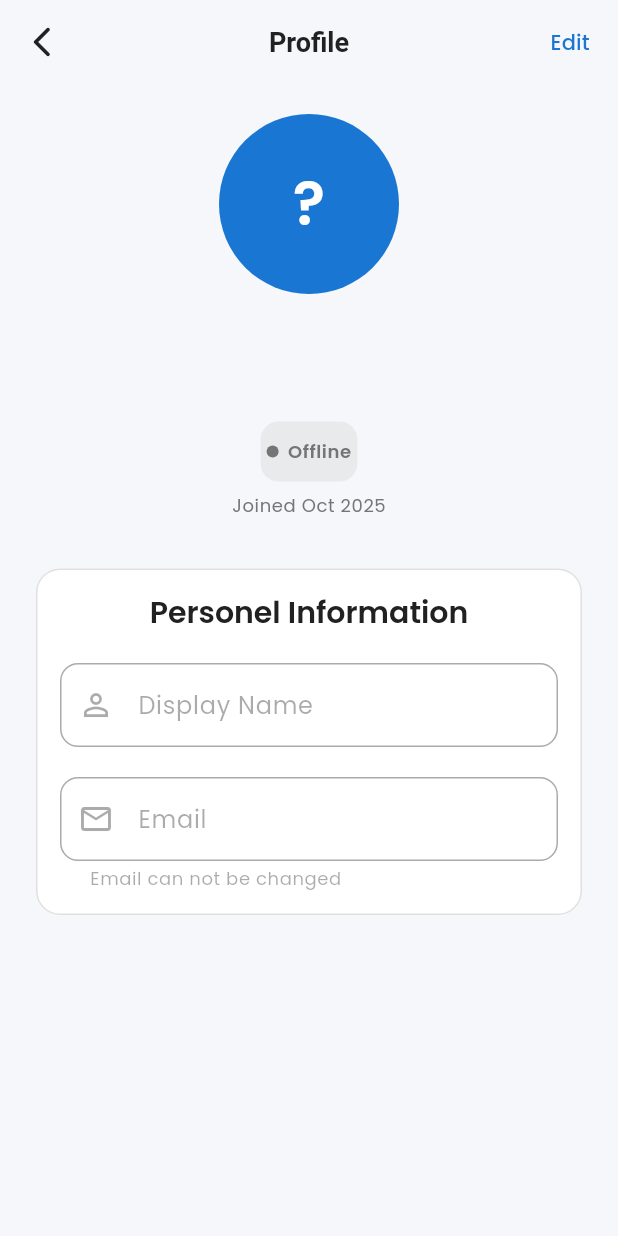
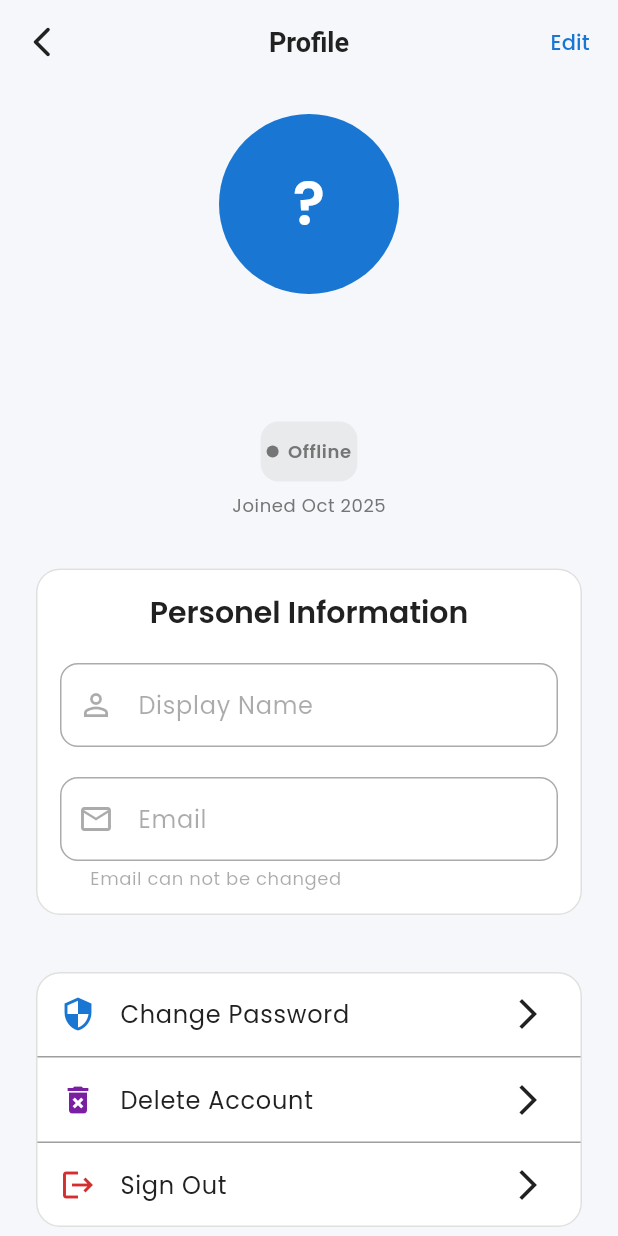
Before and after one commit to OzanB10/chat_app, a Flutter app: the ProfileView screen opened by its route, on a phone screen of 412 x 824 dp. Run offline on Flutter 3.47's test engine with Material 3 defaults, Android fonts, the phone set to English and light mode, and no system bars; our stand-ins replace cloud_firestore, firebase_auth, firebase_core, get, google_fonts; accounts and stored records are empty.

Commit message:
update profile_view

```diff
--- a/lib/views/profile_view.dart
+++ b/lib/views/profile_view.dart
@@ -222,6 +222,47 @@ class ProfileView extends GetView<ProfileController> {
                   ),
                 ),
               ),
+              SizedBox(height: 30),
+              Card(
+                child: Column(
+                  children: [
+                    ListTile(
+                      leading: Icon(
+                        Icons.security_outlined,
+                        color: AppTheme.primaryColor,
+                      ),
+                      title: Text("Change Password"),
+                      trailing: Icon(Icons.arrow_forward_ios_outlined),
+                      onTap: () => Get.toNamed('/change-password'),
+                    ),
+                    Divider(height: 1, color: Colors.grey),
+                    ListTile(
+                      leading: Icon(
+                        Icons.delete_forever,
+                        color: AppTheme.accentColor,
+                      ),
+                      title: Text("Delete Account"),
+                      trailing: Icon(Icons.arrow_forward_ios_outlined),
+                      onTap: controller.deleteAccount,
+                    ),
+                     Divider(height: 1, color: Colors.grey),
+                    ListTile(
+                      leading: Icon(
+                        Icons.logout,
+                        color: AppTheme.errorColor,
+                      ),
+                      title: Text("Sign Out"),
+                      trailing: Icon(Icons.arrow_forward_ios_outlined),
+                      onTap: controller.signOut,
+                    ),
+                  ],
+                ),
+              ),
+              SizedBox(height: 30),
+              Text("ChatApp v1.0.0",
+               style: Theme.of(Get.context!).textTheme.bodySmall?.copyWith(
+                color: AppTheme.textSecondaryColor,
+              ),),
             ],
           ),
         );
```
